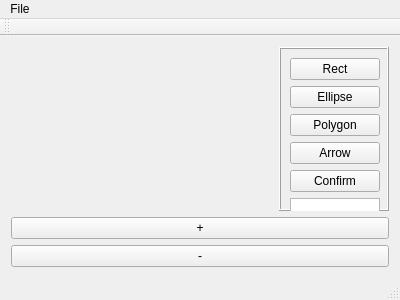
RISK46kaf/Practise, file image_viewer/viewer.ui: the form before one commit.
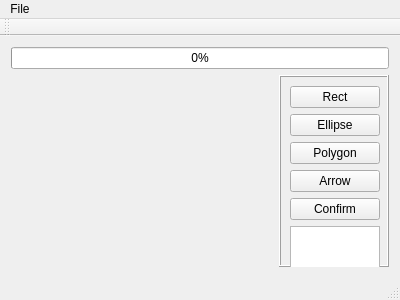
The form after the commit.

```diff
--- a/image_viewer/viewer.ui
+++ b/image_viewer/viewer.ui
@@ -18,7 +18,7 @@
   </property>
   <widget class="QWidget" name="centralWidget">
    <layout class="QGridLayout" name="gridLayout_2">
-    <item row="0" column="0">
+    <item row="1" column="0">
      <widget class="QSplitter" name="splitter">
       <property name="orientation">
        <enum>Qt::Horizontal</enum>
@@ -172,17 +172,10 @@
       </widget>
      </widget>
     </item>
-    <item row="2" column="0">
-     <widget class="QPushButton" name="zoomInButton">
-      <property name="text">
-       <string>+</string>
-      </property>
-     </widget>
-    </item>
-    <item row="3" column="0">
-     <widget class="QPushButton" name="zoomOutButton">
-      <property name="text">
-       <string>-</string>
+    <item row="0" column="0">
+     <widget class="QProgressBar" name="progressBar">
+      <property name="value">
+       <number>0</number>
       </property>
      </widget>
     </item>
```
